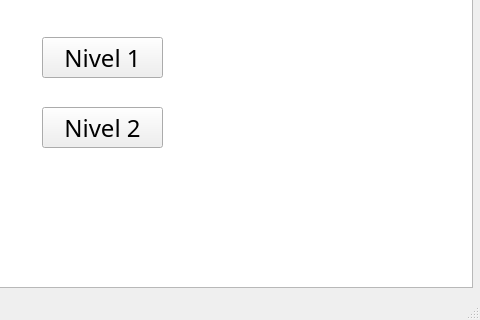
This is Codigo/Final/mainwindow.ui in juanpablor69/Final.Info2 as Qt 5 draws it before an edit; both pictures show x 268 to 748 and y 133 to 453 of the 748 by 453 pixel window. The edited form follows.
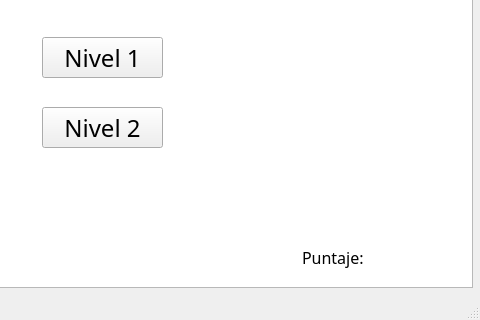
This is the edited form.

Diff of the .ui file:
```diff
--- a/Codigo/Final/mainwindow.ui
+++ b/Codigo/Final/mainwindow.ui
@@ -597,6 +597,25 @@
      <string>Nivel 2</string>
     </property>
    </widget>
+   <widget class="QLabel" name="puntaje">
+    <property name="geometry">
+     <rect>
+      <x>570</x>
+      <y>380</y>
+      <width>101</width>
+      <height>21</height>
+     </rect>
+    </property>
+    <property name="font">
+     <font>
+      <family>Showcard Gothic</family>
+      <pointsize>12</pointsize>
+     </font>
+    </property>
+    <property name="text">
+     <string>Puntaje: </string>
+    </property>
+   </widget>
   </widget>
   <widget class="QMenuBar" name="menubar">
    <property name="geometry">
```
Left out of the diff: 2 changed lines with no effect on the pictures.
